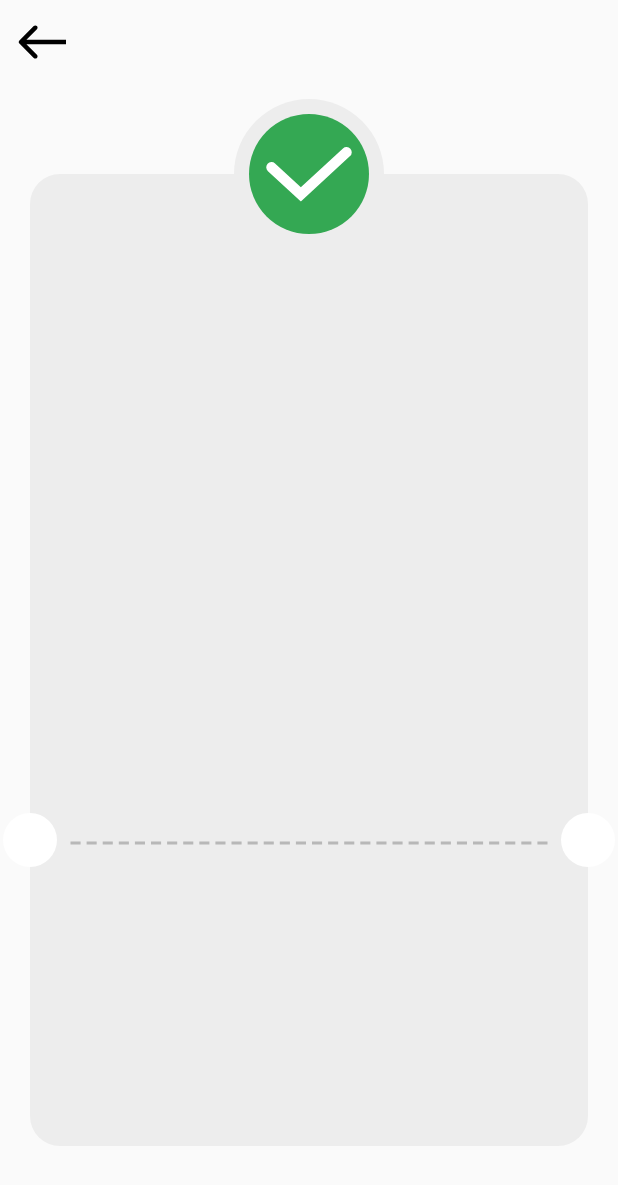
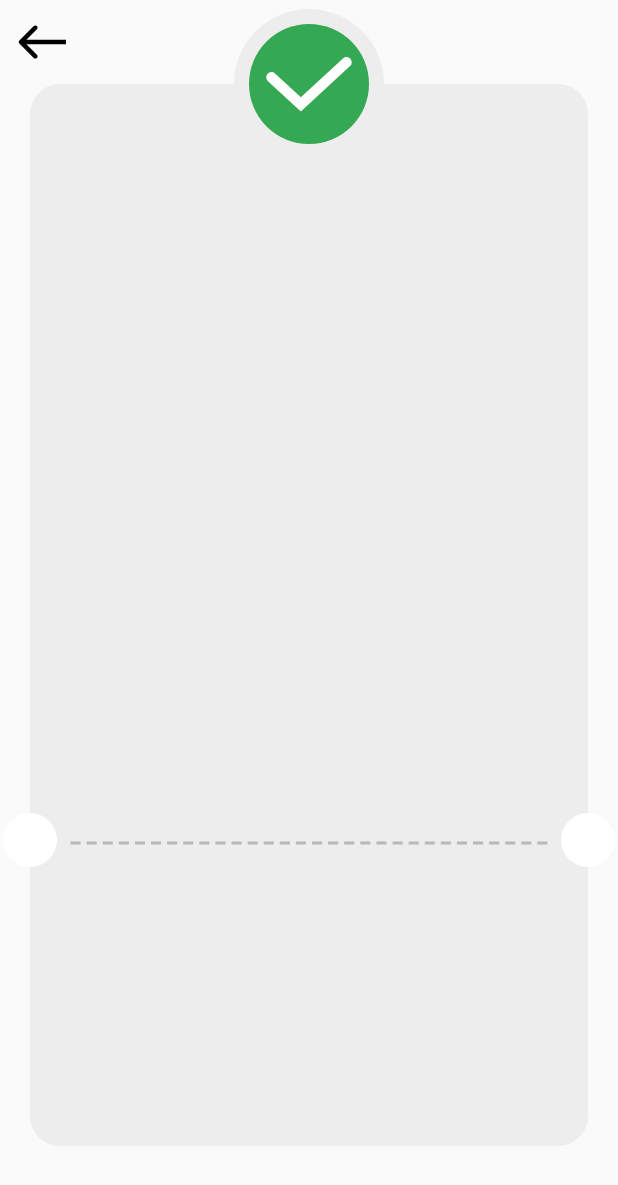
Before and after one commit to OmarAlex00/Payment-feature, a Flutter app: the screen it shows after launch, on a phone screen of 412 x 824 dp. Shown: the top 1185 px of the screen. Run offline on Flutter 3.47's test engine with Material 2 defaults, Android fonts, the phone set to English and light mode, and no system bars; our stand-ins replace flutter_credit_card, flutter_svg.

Commit message:
code refactoring

```diff
--- /dev/null
+++ b/lib/features/payment_feature/presentation/views/widgets/check_mark_circle.dart
@@ -0,0 +1,22 @@
+import 'package:checkout_feature/core/utils/app_colors.dart';
+import 'package:checkout_feature/core/utils/asset_manager.dart';
+import 'package:flutter/material.dart';
+import 'package:flutter_svg/flutter_svg.dart';
+
+class CheckMarkCircle extends StatelessWidget {
+  const CheckMarkCircle({
+    super.key,
+  });
+
+  @override
+  Widget build(BuildContext context) {
+    return CircleAvatar(
+      radius: 50,
+      backgroundColor: AppColors.paymentSuccessBody,
+      child: CircleAvatar(
+          radius: 40,
+          backgroundColor: AppColors.buttonsColors,
+          child: SvgPicture.asset(AssetManager.checkMarkPath)),
+    );
+  }
+}
--- a/lib/features/payment_feature/presentation/views/widgets/payment_complete_body.dart
+++ b/lib/features/payment_feature/presentation/views/widgets/payment_complete_body.dart
@@ -1,9 +1,8 @@
 import 'package:checkout_feature/core/utils/app_colors.dart';
-import 'package:checkout_feature/core/utils/asset_manager.dart';
+import 'package:checkout_feature/features/payment_feature/presentation/views/widgets/check_mark_circle.dart';
 import 'package:checkout_feature/features/payment_feature/presentation/views/widgets/custom_dashed_divider.dart';
 import 'package:checkout_feature/features/payment_feature/presentation/views/widgets/thank_you_container.dart';
 import 'package:flutter/material.dart';
-import 'package:flutter_svg/flutter_svg.dart';
 
 class PaymentCompleteBody extends StatelessWidget {
   const PaymentCompleteBody({super.key});
@@ -11,7 +10,7 @@ class PaymentCompleteBody extends StatelessWidget {
   @override
   Widget build(BuildContext context) {
     return Padding(
-      padding: const EdgeInsets.symmetric(vertical: 60, horizontal: 20),
+      padding: const EdgeInsets.only(left: 20, right: 20, bottom: 60),
       child: Stack(
         clipBehavior: Clip.none,
         children: [
@@ -32,18 +31,11 @@ class PaymentCompleteBody extends StatelessWidget {
               backgroundColor: AppColors.primaryBackground,
             ),
           ),
-          Positioned(
+          const Positioned(
             right: 0,
             left: 0,
             top: -50,
-            child: CircleAvatar(
-              radius: 50,
-              backgroundColor: AppColors.paymentSuccessBody,
-              child: CircleAvatar(
-                  radius: 40,
-                  backgroundColor: AppColors.buttonsColors,
-                  child: SvgPicture.asset(AssetManager.checkMarkPath)),
-            ),
+            child: CheckMarkCircle(),
           ),
           Positioned(
               bottom: (MediaQuery.of(context).size.height * .25) - 5,
```
